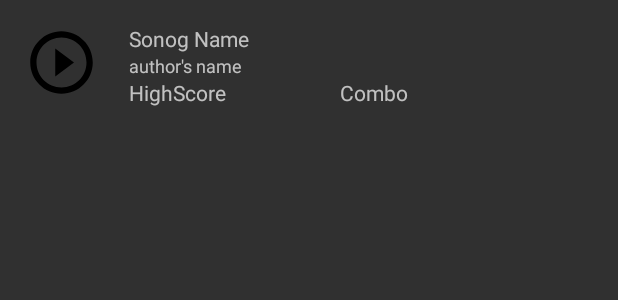
After one commit to EvaWu0126/RhythmGame2024, an Android app: the layout item_song.xml on its own in the app's theme, with its tools: preview values and no code run, on a phone screen of 412 x 824 dp. The commit adds this screen. Shown: the top 300 px of the screen. Run offline under Robolectric (Android 15) with nearby library versions, the phone set to English and light mode, and no system bars.

Commit message:
Added adapter, song info, data classes, etc.

```diff
--- /dev/null
+++ b/app/src/main/java/com/example/rhythmgame2024/Features.kt
@@ -0,0 +1,3 @@
+package com.example.rhythmgame2024
+
+data class Features(val song: Song, val highScore: String, val combo: String)
--- a/app/src/main/java/com/example/rhythmgame2024/MainActivity.kt
+++ b/app/src/main/java/com/example/rhythmgame2024/MainActivity.kt
@@ -10,11 +10,17 @@ class MainActivity : AppCompatActivity() {
         val TAG = "MainActivity"
     }
     private lateinit var binding: ActivityMainBinding
+    private lateinit var adapter : GameAdapter
     override fun onCreate(savedInstanceState: Bundle?) {
         super.onCreate(savedInstanceState)
        binding = ActivityMainBinding.inflate(layoutInflater)
         setContentView(binding.root)
         setRequestedOrientation(ActivityInfo.SCREEN_ORIENTATION_LANDSCAPE)
 
+        loadSong()
+    }
+
+    private fun loadSong{
+
     }
 }
--- /dev/null
+++ b/app/src/main/java/com/example/rhythmgame2024/Song.kt
@@ -0,0 +1,3 @@
+package com.example.rhythmgame2024
+
+data class Song(val name: String, val link: String, val author: String)
--- /dev/null
+++ b/app/src/main/res/drawable/baseline_play_circle_outline_24.xml
@@ -0,0 +1,5 @@
+<vector android:height="24dp" android:tint="#000000"
+    android:viewportHeight="24" android:viewportWidth="24"
+    android:width="24dp" xmlns:android="http://schemas.android.com/apk/res/android">
+    <path android:fillColor="@android:color/white" android:pathData="M10,16.5l6,-4.5 -6,-4.5v9zM12,2C6.48,2 2,6.48 2,12s4.48,10 10,10 10,-4.48 10,-10S17.52,2 12,2zM12,20c-4.41,0 -8,-3.59 -8,-8s3.59,-8 8,-8 8,3.59 8,8 -3.59,8 -8,8z"/>
+</vector>
--- /dev/null
+++ b/app/src/main/res/layout/item_song.xml
@@ -0,0 +1,57 @@
+<?xml version="1.0" encoding="utf-8"?>
+<androidx.constraintlayout.widget.ConstraintLayout xmlns:android="http://schemas.android.com/apk/res/android"
+    xmlns:app="http://schemas.android.com/apk/res-auto"
+    xmlns:tools="http://schemas.android.com/tools"
+    android:id="@+id/layout_songItem"
+    android:layout_width="match_parent"
+    android:layout_height="wrap_content">
+
+    <ImageView
+        android:id="@+id/imageView_songItem_play"
+        android:layout_width="50dp"
+        android:layout_height="51dp"
+        android:layout_marginStart="16dp"
+        android:layout_marginTop="16dp"
+        app:layout_constraintStart_toStartOf="parent"
+        app:layout_constraintTop_toTopOf="parent"
+        app:srcCompat="@drawable/baseline_play_circle_outline_24" />
+
+    <TextView
+        android:id="@+id/textView_songItem_songName"
+        android:layout_width="wrap_content"
+        android:layout_height="wrap_content"
+        android:layout_marginStart="20dp"
+        android:layout_marginTop="16dp"
+        android:text="Sonog Name"
+        app:layout_constraintStart_toEndOf="@+id/imageView_songItem_play"
+        app:layout_constraintTop_toTopOf="parent" />
+
+    <TextView
+        android:id="@+id/textView_songItem_authorName"
+        android:layout_width="wrap_content"
+        android:layout_height="wrap_content"
+        android:layout_marginStart="20dp"
+        android:text="author's name"
+        android:textSize="12sp"
+        app:layout_constraintStart_toEndOf="@+id/imageView_songItem_play"
+        app:layout_constraintTop_toBottomOf="@+id/textView_songItem_songName" />
+
+    <TextView
+        android:id="@+id/textView_songItem_highScore"
+        android:layout_width="wrap_content"
+        android:layout_height="wrap_content"
+        android:layout_marginStart="20dp"
+        android:text="HighScore"
+        app:layout_constraintBottom_toBottomOf="parent"
+        app:layout_constraintStart_toEndOf="@+id/imageView_songItem_play"
+        app:layout_constraintTop_toBottomOf="@+id/textView_songItem_authorName" />
+
+    <TextView
+        android:id="@+id/textView_songItem_combo"
+        android:layout_width="wrap_content"
+        android:layout_height="wrap_content"
+        android:layout_marginStart="76dp"
+        android:text="Combo"
+        app:layout_constraintBottom_toBottomOf="parent"
+        app:layout_constraintStart_toEndOf="@+id/textView_songItem_highScore" />
+</androidx.constraintlayout.widget.ConstraintLayout>
```
Also changed, not shown: app/src/main/java/com/example/rhythmgame2024/GameAdapter.kt (added, +47 -0 lines), 1 other file.
